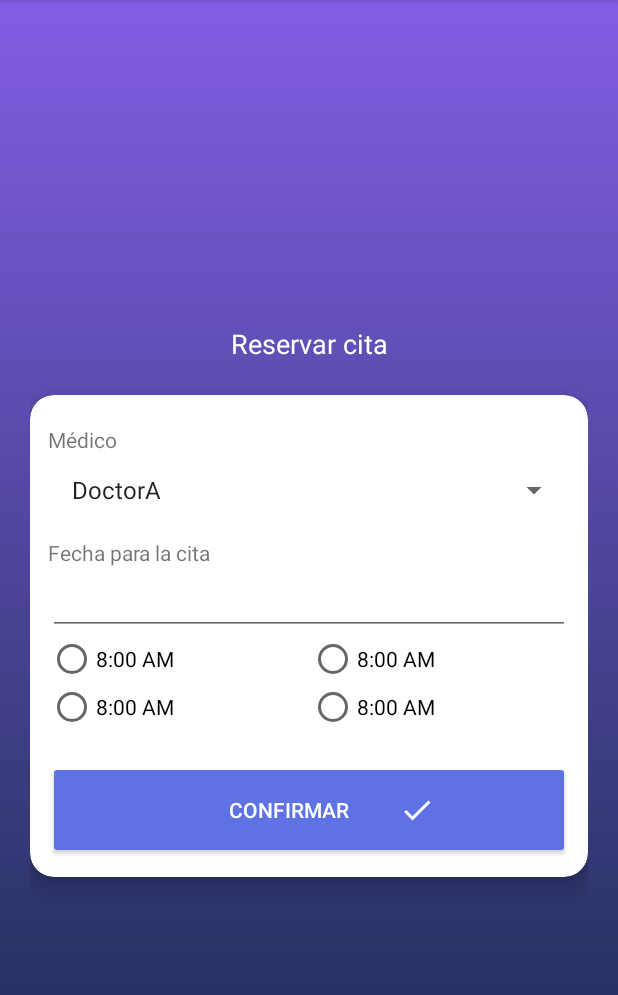
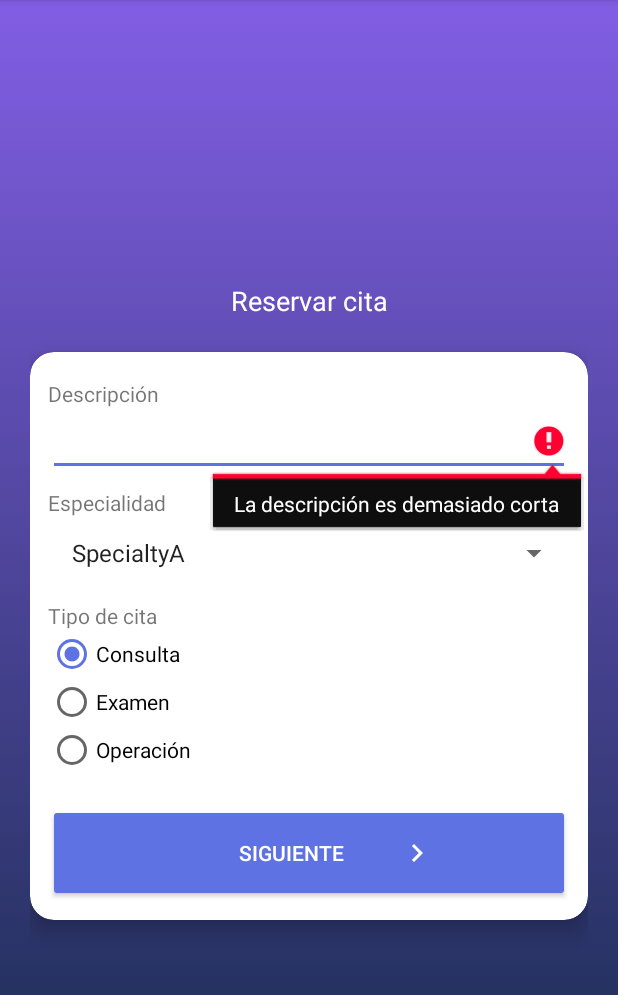
Before and after one commit to agonhunter/appointmentsAndroid, an Android app: the CreateAppointmentActivity screen opened directly, with no data from a screen before it, after a tap on "SIGUIENTE", on a phone screen of 412 x 824 dp, the part 84-1079 px from its top. Run offline under Robolectric (Android 15) with nearby library versions, the phone set to English and light mode, and no system bars.

Commit message:
message error, validation , cheked appointment

```diff
--- a/app/src/main/java/com/digitalarray/myappointments/CreateAppointmentActivity.kt
+++ b/app/src/main/java/com/digitalarray/myappointments/CreateAppointmentActivity.kt
@@ -21,8 +21,13 @@ class CreateAppointmentActivity : AppCompatActivity() {
         setContentView(R.layout.activity_create_apointment)
 
         btnNext.setOnClickListener {
+            if (etDescription.text.toString().length < 7) {
+                etDescription.error = getString(R.string.validate_appointment_description)
+            } else {
+                //Continue to step 2
                 cvStep1.visibility = View.GONE
                 cvStep2.visibility = View.VISIBLE
+            }
         }
 
         btnConfirmAppointment.setOnClickListener {
@@ -106,13 +111,18 @@ class CreateAppointmentActivity : AppCompatActivity() {
     private fun Int.twoDigits() = if (this >= 10) this.toString() else "0$this"
 
     override fun onBackPressed() {
+        if (cvStep2.visibility == View.VISIBLE) {
+            cvStep2.visibility = View.GONE
+            cvStep1.visibility = View.VISIBLE
+
+        } else if (cvStep1.visibility == View.VISIBLE) {
             val builder = AlertDialog.Builder(this)
             builder.setTitle(getString(R.string.dialog_create_appointment_exit_title))
             builder.setMessage(getString(R.string.dialog_create_appointment_exit_message))
-        builder.setPositiveButton(getString(R.string.dialog_create_appointment_exit_positive_btn)) { _, _->
+            builder.setPositiveButton(getString(R.string.dialog_create_appointment_exit_positive_btn)) { _, _ ->
                 finish()
             }
-        builder.setNegativeButton(getString(R.string.dialog_create_appointment_exit_negative_bt)){ dialog, _->
+            builder.setNegativeButton(getString(R.string.dialog_create_appointment_exit_negative_bt)) { dialog, _ ->
                 dialog.dismiss()
             }
 
@@ -120,3 +130,4 @@ class CreateAppointmentActivity : AppCompatActivity() {
             dialog.show()
         }
     }
+}
--- a/app/src/main/res/layout/activity_create_apointment.xml
+++ b/app/src/main/res/layout/activity_create_apointment.xml
@@ -41,6 +41,7 @@
                 android:text="@string/label_description" />
 
             <EditText
+                android:id="@+id/etDescription"
                 android:layout_width="match_parent"
                 android:layout_height="wrap_content" />
 
@@ -68,6 +69,7 @@
                 android:orientation="vertical">
 
                 <RadioButton
+                    android:checked="true"
                     android:layout_width="wrap_content"
                     android:layout_height="wrap_content"
                     android:text="@string/type1" />
--- a/app/src/main/res/values/strings.xml
+++ b/app/src/main/res/values/strings.xml
@@ -36,5 +36,6 @@
     <string name="dialog_create_appointment_exit_message">Si abandonas el registro, los datos que habias ingresado se perderán</string>
     <string name="dialog_create_appointment_exit_positive_btn">Sí,, salir</string>
     <string name="dialog_create_appointment_exit_negative_bt">Continuar con el registro</string>
+    <string name="validate_appointment_description">La descripción es demasiado corta</string>
 
 </resources>
```
Lines whose indentation alone changed are shown as unchanged.
